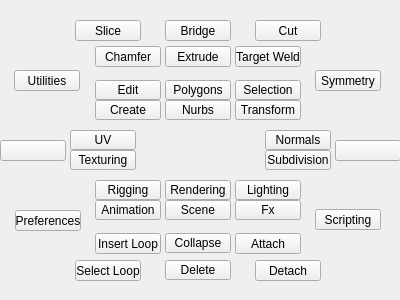
The window that tk_ui/main.ui (m3trik/Scripts_portable) describes before a commit, drawn with Qt 5.
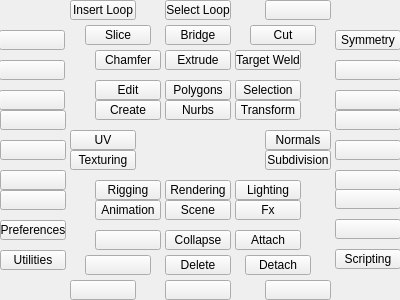
The same window after the commit.

Diff of the .ui file:
```diff
--- a/tk_ui/main.ui
+++ b/tk_ui/main.ui
@@ -315,21 +315,27 @@
    <widget class="QWidget" name="r000" native="true">
     <property name="geometry">
      <rect>
-      <x>75</x>
-      <y>20</y>
-      <width>246</width>
-      <height>51</height>
+      <x>95</x>
+      <y>50</y>
+      <width>206</width>
+      <height>21</height>
      </rect>
     </property>
     <widget class="QPushButton" name="v000">
      <property name="geometry">
       <rect>
-       <x>90</x>
-       <y>26</y>
+       <x>70</x>
+       <y>0</y>
        <width>66</width>
-       <height>21</height>
+       <height>20</height>
       </rect>
      </property>
+     <property name="maximumSize">
+      <size>
+       <width>16777215</width>
+       <height>20</height>
+      </size>
+     </property>
      <property name="toolTip">
       <string>Extrude</string>
      </property>
@@ -340,12 +346,18 @@
     <widget class="QPushButton" name="v010">
      <property name="geometry">
       <rect>
-       <x>20</x>
-       <y>26</y>
+       <x>0</x>
+       <y>0</y>
        <width>66</width>
-       <height>21</height>
+       <height>20</height>
       </rect>
      </property>
+     <property name="maximumSize">
+      <size>
+       <width>16777215</width>
+       <height>20</height>
+      </size>
+     </property>
      <property name="toolTip">
       <string/>
      </property>
@@ -356,12 +368,18 @@
     <widget class="QPushButton" name="v011">
      <property name="geometry">
       <rect>
-       <x>160</x>
-       <y>26</y>
+       <x>140</x>
+       <y>0</y>
        <width>66</width>
-       <height>21</height>
+       <height>20</height>
       </rect>
      </property>
+     <property name="maximumSize">
+      <size>
+       <width>16777215</width>
+       <height>20</height>
+      </size>
+     </property>
      <property name="toolTip">
       <string/>
      </property>
@@ -369,137 +387,31 @@
       <string>Target Weld</string>
      </property>
     </widget>
-    <widget class="QPushButton" name="v003">
-     <property name="geometry">
-      <rect>
-       <x>0</x>
-       <y>0</y>
-       <width>66</width>
-       <height>21</height>
-      </rect>
-     </property>
-     <property name="toolTip">
-      <string>Delete</string>
-     </property>
-     <property name="text">
-      <string>Slice</string>
-     </property>
-    </widget>
-    <widget class="QPushButton" name="v001">
-     <property name="geometry">
-      <rect>
-       <x>90</x>
-       <y>0</y>
-       <width>66</width>
-       <height>21</height>
-      </rect>
-     </property>
-     <property name="toolTip">
-      <string>Bridge</string>
-     </property>
-     <property name="text">
-      <string>Bridge</string>
-     </property>
-    </widget>
-    <widget class="QPushButton" name="v002">
-     <property name="geometry">
-      <rect>
-       <x>180</x>
-       <y>0</y>
-       <width>66</width>
-       <height>21</height>
-      </rect>
-     </property>
-     <property name="toolTip">
-      <string>Multi-Cut</string>
-     </property>
-     <property name="text">
-      <string>Cut</string>
-     </property>
-    </widget>
    </widget>
    <widget class="QWidget" name="r001" native="true">
     <property name="geometry">
      <rect>
-      <x>75</x>
+      <x>95</x>
       <y>230</y>
-      <width>246</width>
-      <height>51</height>
+      <width>206</width>
+      <height>21</height>
      </rect>
     </property>
-    <widget class="QPushButton" name="v007">
-     <property name="geometry">
-      <rect>
-       <x>0</x>
-       <y>30</y>
-       <width>66</width>
-       <height>21</height>
-      </rect>
-     </property>
-     <property name="toolTip">
-      <string/>
-     </property>
-     <property name="text">
-      <string>Select Loop</string>
-     </property>
-    </widget>
-    <widget class="QPushButton" name="v008">
-     <property name="geometry">
-      <rect>
-       <x>180</x>
-       <y>30</y>
-       <width>66</width>
-       <height>21</height>
-      </rect>
-     </property>
-     <property name="toolTip">
-      <string/>
-     </property>
-     <property name="text">
-      <string>Detach</string>
-     </property>
-    </widget>
-    <widget class="QPushButton" name="v004">
-     <property name="geometry">
-      <rect>
-       <x>90</x>
-       <y>30</y>
-       <width>66</width>
-       <height>20</height>
-      </rect>
-     </property>
-     <property name="toolTip">
-      <string>Delete history</string>
-     </property>
-     <property name="text">
-      <string>Delete</string>
-     </property>
-    </widget>
-    <widget class="QPushButton" name="v006">
-     <property name="geometry">
-      <rect>
-       <x>20</x>
-       <y>3</y>
-       <width>66</width>
-       <height>21</height>
-      </rect>
-     </property>
-     <property name="toolTip">
-      <string/>
-     </property>
-     <property name="text">
-      <string>Insert Loop</string>
-     </property>
-    </widget>
     <widget class="QPushButton" name="v005">
      <property name="geometry">
       <rect>
-       <x>90</x>
-       <y>3</y>
+       <x>70</x>
+       <y>0</y>
        <width>66</width>
        <height>20</height>
       </rect>
      </property>
+     <property name="maximumSize">
+      <size>
+       <width>16777215</width>
+       <height>20</height>
+      </size>
+     </property>
      <property name="toolTip">
       <string>Minimize Window</string>
      </property>
@@ -510,12 +422,18 @@
     <widget class="QPushButton" name="v009">
      <property name="geometry">
       <rect>
-       <x>160</x>
-       <y>3</y>
+       <x>140</x>
+       <y>0</y>
        <width>66</width>
-       <height>21</height>
+       <height>20</height>
       </rect>
      </property>
+     <property name="maximumSize">
+      <size>
+       <width>16777215</width>
+       <height>20</height>
+      </size>
+     </property>
      <property name="toolTip">
       <string/>
      </property>
@@ -523,25 +441,53 @@
       <string>Attach</string>
      </property>
     </widget>
+    <widget class="QPushButton" name="v018">
+     <property name="geometry">
+      <rect>
+       <x>0</x>
+       <y>0</y>
+       <width>66</width>
+       <height>20</height>
+      </rect>
+     </property>
+     <property name="maximumSize">
+      <size>
+       <width>16777215</width>
+       <height>20</height>
+      </size>
+     </property>
+     <property name="toolTip">
+      <string>Multi-Cut</string>
+     </property>
+     <property name="text">
+      <string/>
+     </property>
+    </widget>
    </widget>
    <widget class="QWidget" name="r005" native="true">
     <property name="geometry">
      <rect>
       <x>300</x>
-      <y>50</y>
+      <y>30</y>
       <width>101</width>
-      <height>71</height>
+      <height>81</height>
      </rect>
     </property>
     <widget class="QPushButton" name="i021">
      <property name="geometry">
       <rect>
-       <x>15</x>
-       <y>20</y>
+       <x>35</x>
+       <y>0</y>
        <width>66</width>
-       <height>21</height>
+       <height>20</height>
       </rect>
      </property>
+     <property name="maximumSize">
+      <size>
+       <width>16777215</width>
+       <height>20</height>
+      </size>
+     </property>
      <property name="whatsThis">
       <string>symmetry</string>
      </property>
@@ -549,33 +495,115 @@
       <string>Symmetry</string>
      </property>
     </widget>
+    <widget class="QPushButton" name="v027">
+     <property name="geometry">
+      <rect>
+       <x>35</x>
+       <y>60</y>
+       <width>66</width>
+       <height>20</height>
+      </rect>
+     </property>
+     <property name="maximumSize">
+      <size>
+       <width>16777215</width>
+       <height>20</height>
+      </size>
+     </property>
+     <property name="toolTip">
+      <string>Multi-Cut</string>
+     </property>
+     <property name="text">
+      <string/>
+     </property>
+    </widget>
+    <widget class="QPushButton" name="v028">
+     <property name="geometry">
+      <rect>
+       <x>35</x>
+       <y>30</y>
+       <width>66</width>
+       <height>20</height>
+      </rect>
+     </property>
+     <property name="maximumSize">
+      <size>
+       <width>16777215</width>
+       <height>20</height>
+      </size>
+     </property>
+     <property name="toolTip">
+      <string>Multi-Cut</string>
+     </property>
+     <property name="text">
+      <string/>
+     </property>
+    </widget>
    </widget>
    <widget class="QWidget" name="r004" native="true">
     <property name="geometry">
      <rect>
       <x>-1</x>
-      <y>50</y>
+      <y>30</y>
       <width>96</width>
-      <height>71</height>
+      <height>81</height>
      </rect>
     </property>
-    <widget class="QPushButton" name="i020">
+    <widget class="QPushButton" name="v024">
      <property name="geometry">
       <rect>
-       <x>15</x>
-       <y>20</y>
+       <x>0</x>
+       <y>60</y>
        <width>66</width>
-       <height>21</height>
+       <height>20</height>
       </rect>
      </property>
-     <property name="cursor">
-      <cursorShape>IBeamCursor</cursorShape>
+     <property name="maximumSize">
+      <size>
+       <width>16777215</width>
+       <height>20</height>
+      </size>
      </property>
-     <property name="whatsThis">
-      <string>utilities</string>
+     <property name="toolTip">
+      <string>Multi-Cut</string>
      </property>
-     <property name="text">
-      <string>Utilities</string>
+    </widget>
+    <widget class="QPushButton" name="v025">
+     <property name="geometry">
+      <rect>
+       <x>0</x>
+       <y>0</y>
+       <width>66</width>
+       <height>20</height>
+      </rect>
+     </property>
+     <property name="maximumSize">
+      <size>
+       <width>16777215</width>
+       <height>20</height>
+      </size>
+     </property>
+     <property name="toolTip">
+      <string>Multi-Cut</string>
+     </property>
+    </widget>
+    <widget class="QPushButton" name="v026">
+     <property name="geometry">
+      <rect>
+       <x>0</x>
+       <y>30</y>
+       <width>66</width>
+       <height>20</height>
+      </rect>
+     </property>
+     <property name="maximumSize">
+      <size>
+       <width>16777215</width>
+       <height>20</height>
+      </size>
+     </property>
+     <property name="toolTip">
+      <string>Multi-Cut</string>
      </property>
     </widget>
    </widget>
@@ -585,18 +613,24 @@
       <x>0</x>
       <y>190</y>
       <width>96</width>
-      <height>61</height>
+      <height>81</height>
      </rect>
     </property>
     <widget class="QPushButton" name="i022">
      <property name="geometry">
       <rect>
-       <x>15</x>
-       <y>20</y>
+       <x>0</x>
+       <y>30</y>
        <width>66</width>
-       <height>21</height>
+       <height>20</height>
       </rect>
      </property>
+     <property name="maximumSize">
+      <size>
+       <width>16777215</width>
+       <height>20</height>
+      </size>
+     </property>
      <property name="toolTip">
       <string>Preferences</string>
      </property>
@@ -607,6 +641,50 @@
       <string>Preferences</string>
      </property>
     </widget>
+    <widget class="QPushButton" name="i020">
+     <property name="geometry">
+      <rect>
+       <x>0</x>
+       <y>60</y>
+       <width>66</width>
+       <height>20</height>
+      </rect>
+     </property>
+     <property name="maximumSize">
+      <size>
+       <width>16777215</width>
+       <height>20</height>
+      </size>
+     </property>
+     <property name="cursor">
+      <cursorShape>IBeamCursor</cursorShape>
+     </property>
+     <property name="whatsThis">
+      <string>utilities</string>
+     </property>
+     <property name="text">
+      <string>Utilities</string>
+     </property>
+    </widget>
+    <widget class="QPushButton" name="v031">
+     <property name="geometry">
+      <rect>
+       <x>0</x>
+       <y>0</y>
+       <width>66</width>
+       <height>20</height>
+      </rect>
+     </property>
+     <property name="maximumSize">
+      <size>
+       <width>16777215</width>
+       <height>20</height>
+      </size>
+     </property>
+     <property name="toolTip">
+      <string>Multi-Cut</string>
+     </property>
+    </widget>
    </widget>
    <widget class="QWidget" name="r007" native="true">
     <property name="geometry">
@@ -614,18 +692,24 @@
       <x>300</x>
       <y>189</y>
       <width>101</width>
-      <height>61</height>
+      <height>81</height>
      </rect>
     </property>
     <widget class="QPushButton" name="i023">
      <property name="geometry">
       <rect>
-       <x>15</x>
-       <y>20</y>
+       <x>35</x>
+       <y>60</y>
        <width>66</width>
-       <height>21</height>
+       <height>20</height>
       </rect>
      </property>
+     <property name="maximumSize">
+      <size>
+       <width>16777215</width>
+       <height>20</height>
+      </size>
+     </property>
      <property name="whatsThis">
       <string>scripting</string>
      </property>
@@ -633,6 +717,50 @@
       <string>Scripting</string>
      </property>
     </widget>
+    <widget class="QPushButton" name="v029">
+     <property name="geometry">
+      <rect>
+       <x>35</x>
+       <y>30</y>
+       <width>66</width>
+       <height>20</height>
+      </rect>
+     </property>
+     <property name="maximumSize">
+      <size>
+       <width>16777215</width>
+       <height>20</height>
+      </size>
+     </property>
+     <property name="toolTip">
+      <string>Multi-Cut</string>
+     </property>
+     <property name="text">
+      <string/>
+     </property>
+    </widget>
+    <widget class="QPushButton" name="v030">
+     <property name="geometry">
+      <rect>
+       <x>35</x>
+       <y>0</y>
+       <width>66</width>
+       <height>20</height>
+      </rect>
+     </property>
+     <property name="maximumSize">
+      <size>
+       <width>16777215</width>
+       <height>20</height>
+      </size>
+     </property>
+     <property name="toolTip">
+      <string>Multi-Cut</string>
+     </property>
+     <property name="text">
+      <string/>
+     </property>
+    </widget>
    </widget>
    <widget class="QWidget" name="r002" native="true">
     <property name="geometry">
@@ -640,17 +768,61 @@
       <x>-5</x>
       <y>110</y>
       <width>76</width>
-      <height>71</height>
+      <height>81</height>
      </rect>
     </property>
     <widget class="QPushButton" name="v012">
      <property name="geometry">
       <rect>
        <x>5</x>
+       <y>0</y>
+       <width>66</width>
+       <height>20</height>
+      </rect>
+     </property>
+     <property name="maximumSize">
+      <size>
+       <width>16777215</width>
+       <height>20</height>
+      </size>
+     </property>
+     <property name="toolTip">
+      <string>Multi-Cut</string>
+     </property>
+    </widget>
+    <widget class="QPushButton" name="v020">
+     <property name="geometry">
+      <rect>
+       <x>5</x>
        <y>30</y>
        <width>66</width>
-       <height>21</height>
+       <height>20</height>
       </rect>
+     </property>
+     <property name="maximumSize">
+      <size>
+       <width>16777215</width>
+       <height>20</height>
+      </size>
+     </property>
+     <property name="toolTip">
+      <string>Multi-Cut</string>
+     </property>
+    </widget>
+    <widget class="QPushButton" name="v021">
+     <property name="geometry">
+      <rect>
+       <x>5</x>
+       <y>60</y>
+       <width>66</width>
+       <height>20</height>
+      </rect>
+     </property>
+     <property name="maximumSize">
+      <size>
+       <width>16777215</width>
+       <height>20</height>
+      </size>
      </property>
      <property name="toolTip">
       <string>Multi-Cut</string>
@@ -661,20 +833,26 @@
     <property name="geometry">
      <rect>
       <x>330</x>
-      <y>120</y>
+      <y>110</y>
       <width>76</width>
-      <height>71</height>
+      <height>81</height>
      </rect>
     </property>
     <widget class="QPushButton" name="v013">
      <property name="geometry">
       <rect>
        <x>5</x>
-       <y>20</y>
+       <y>0</y>
        <width>66</width>
-       <height>21</height>
+       <height>20</height>
       </rect>
      </property>
+     <property name="maximumSize">
+      <size>
+       <width>16777215</width>
+       <height>20</height>
+      </size>
+     </property>
      <property name="toolTip">
       <string>Multi-Cut</string>
      </property>
@@ -682,12 +860,344 @@
       <string/>
      </property>
     </widget>
+    <widget class="QPushButton" name="v022">
+     <property name="geometry">
+      <rect>
+       <x>5</x>
+       <y>30</y>
+       <width>66</width>
+       <height>20</height>
+      </rect>
+     </property>
+     <property name="maximumSize">
+      <size>
+       <width>16777215</width>
+       <height>20</height>
+      </size>
+     </property>
+     <property name="toolTip">
+      <string>Multi-Cut</string>
+     </property>
+     <property name="text">
+      <string/>
+     </property>
+    </widget>
+    <widget class="QPushButton" name="v023">
+     <property name="geometry">
+      <rect>
+       <x>5</x>
+       <y>60</y>
+       <width>66</width>
+       <height>20</height>
+      </rect>
+     </property>
+     <property name="maximumSize">
+      <size>
+       <width>16777215</width>
+       <height>20</height>
+      </size>
+     </property>
+     <property name="toolTip">
+      <string>Multi-Cut</string>
+     </property>
+     <property name="text">
+      <string/>
+     </property>
+    </widget>
    </widget>
-   <zorder>r003</zorder>
-   <zorder>r004</zorder>
+   <widget class="QWidget" name="r008" native="true">
+    <property name="geometry">
+     <rect>
+      <x>85</x>
+      <y>25</y>
+      <width>231</width>
+      <height>21</height>
+     </rect>
+    </property>
+    <widget class="QPushButton" name="v003">
+     <property name="geometry">
+      <rect>
+       <x>0</x>
+       <y>0</y>
+       <width>66</width>
+       <height>20</height>
+      </rect>
+     </property>
+     <property name="toolTip">
+      <string>Delete</string>
+     </property>
+     <property name="text">
+      <string>Slice</string>
+     </property>
+    </widget>
+    <widget class="QPushButton" name="v001">
+     <property name="geometry">
+      <rect>
+       <x>80</x>
+       <y>0</y>
+       <width>66</width>
+       <height>20</height>
+      </rect>
+     </property>
+     <property name="toolTip">
+      <string>Bridge</string>
+     </property>
+     <property name="text">
+      <string>Bridge</string>
+     </property>
+    </widget>
+    <widget class="QPushButton" name="v002">
+     <property name="geometry">
+      <rect>
+       <x>165</x>
+       <y>0</y>
+       <width>66</width>
+       <height>20</height>
+      </rect>
+     </property>
+     <property name="toolTip">
+      <string>Multi-Cut</string>
+     </property>
+     <property name="text">
+      <string>Cut</string>
+     </property>
+    </widget>
+   </widget>
+   <widget class="QWidget" name="r009" native="true">
+    <property name="geometry">
+     <rect>
+      <x>70</x>
+      <y>0</y>
+      <width>261</width>
+      <height>21</height>
+     </rect>
+    </property>
+    <widget class="QPushButton" name="v006">
+     <property name="geometry">
+      <rect>
+       <x>0</x>
+       <y>0</y>
+       <width>66</width>
+       <height>20</height>
+      </rect>
+     </property>
+     <property name="maximumSize">
+      <size>
+       <width>16777215</width>
+       <height>20</height>
+      </size>
+     </property>
+     <property name="toolTip">
+      <string/>
+     </property>
+     <property name="text">
+      <string>Insert Loop</string>
+     </property>
+    </widget>
+    <widget class="QPushButton" name="v007">
+     <property name="geometry">
+      <rect>
+       <x>95</x>
+       <y>0</y>
+       <width>66</width>
+       <height>20</height>
+      </rect>
+     </property>
+     <property name="maximumSize">
+      <size>
+       <width>16777215</width>
+       <height>20</height>
+      </size>
+     </property>
+     <property name="toolTip">
+      <string/>
+     </property>
+     <property name="text">
+      <string>Select Loop</string>
+     </property>
+    </widget>
+    <widget class="QPushButton" name="v014">
+     <property name="geometry">
+      <rect>
+       <x>195</x>
+       <y>0</y>
+       <width>66</width>
+       <height>20</height>
+      </rect>
+     </property>
+     <property name="maximumSize">
+      <size>
+       <width>16777215</width>
+       <height>20</height>
+      </size>
+     </property>
+     <property name="toolTip">
+      <string>Multi-Cut</string>
+     </property>
+     <property name="text">
+      <string/>
+     </property>
+    </widget>
+   </widget>
+   <widget class="QWidget" name="r010" native="true">
+    <property name="geometry">
+     <rect>
+      <x>85</x>
+      <y>255</y>
+      <width>226</width>
+      <height>21</height>
+     </rect>
+    </property>
+    <widget class="QPushButton" name="v008">
+     <property name="geometry">
+      <rect>
+       <x>160</x>
+       <y>0</y>
+       <width>66</width>
+       <height>20</height>
+      </rect>
+     </property>
+     <property name="maximumSize">
+      <size>
+       <width>16777215</width>
+       <height>20</height>
+      </size>
+     </property>
+     <property name="toolTip">
+      <string/>
+     </property>
+     <property name="text">
+      <string>Detach</string>
+     </property>
+    </widget>
+    <widget class="QPushButton" name="v004">
+     <property name="geometry">
+      <rect>
+       <x>80</x>
+       <y>0</y>
+       <width>66</width>
+       <height>20</height>
+      </rect>
+     </property>
+     <property name="maximumSize">
+      <size>
+       <width>16777215</width>
+       <height>20</height>
+      </size>
+     </property>
+     <property name="toolTip">
+      <string>Delete history</string>
+     </property>
+     <property name="text">
+      <string>Delete</string>
+     </property>
+    </widget>
+    <widget class="QPushButton" name="v017">
+     <property name="geometry">
+      <rect>
+       <x>0</x>
+       <y>0</y>
+       <width>66</width>
+       <height>20</height>
+      </rect>
+     </property>
+     <property name="maximumSize">
+      <size>
+       <width>16777215</width>
+       <height>20</height>
+      </size>
+     </property>
+     <property name="toolTip">
+      <string>Multi-Cut</string>
+     </property>
+     <property name="text">
+      <string/>
+     </property>
+    </widget>
+   </widget>
+   <widget class="QWidget" name="r011" native="true">
+    <property name="geometry">
+     <rect>
+      <x>70</x>
+      <y>280</y>
+      <width>261</width>
+      <height>21</height>
+     </rect>
+    </property>
+    <widget class="QPushButton" name="v019">
+     <property name="geometry">
+      <rect>
+       <x>195</x>
+       <y>0</y>
+       <width>66</width>
+       <height>20</height>
+      </rect>
+     </property>
+     <property name="maximumSize">
+      <size>
+       <width>16777215</width>
+       <height>20</height>
+      </size>
+     </property>
+     <property name="toolTip">
+      <string>Multi-Cut</string>
+     </property>
+     <property name="text">
+      <string/>
+     </property>
+    </widget>
+    <widget class="QPushButton" name="v015">
+     <property name="geometry">
+      <rect>
+       <x>95</x>
+       <y>0</y>
+       <width>66</width>
+       <height>20</height>
+      </rect>
+     </property>
+     <property name="maximumSize">
+      <size>
+       <width>16777215</width>
+       <height>20</height>
+      </size>
+     </property>
+     <property name="toolTip">
+      <string>Multi-Cut</string>
+     </property>
+     <property name="text">
+      <string/>
+     </property>
+    </widget>
+    <widget class="QPushButton" name="v016">
+     <property name="geometry">
+      <rect>
+       <x>0</x>
+       <y>0</y>
+       <width>66</width>
+       <height>20</height>
+      </rect>
+     </property>
+     <property name="maximumSize">
+      <size>
+       <width>16777215</width>
+       <height>20</height>
+      </size>
+     </property>
+     <property name="toolTip">
+      <string>Multi-Cut</string>
+     </property>
+     <property name="text">
+      <string/>
+     </property>
+    </widget>
+   </widget>
+   <zorder>r009</zorder>
+   <zorder>r008</zorder>
    <zorder>r006</zorder>
    <zorder>r007</zorder>
+   <zorder>r004</zorder>
    <zorder>r005</zorder>
+   <zorder>r003</zorder>
    <zorder>i015</zorder>
    <zorder>i016</zorder>
    <zorder>i013</zorder>
@@ -707,6 +1217,8 @@
    <zorder>r000</zorder>
    <zorder>r001</zorder>
    <zorder>r002</zorder>
+   <zorder>r010</zorder>
+   <zorder>r011</zorder>
   </widget>
  </widget>
  <resources/>
```
